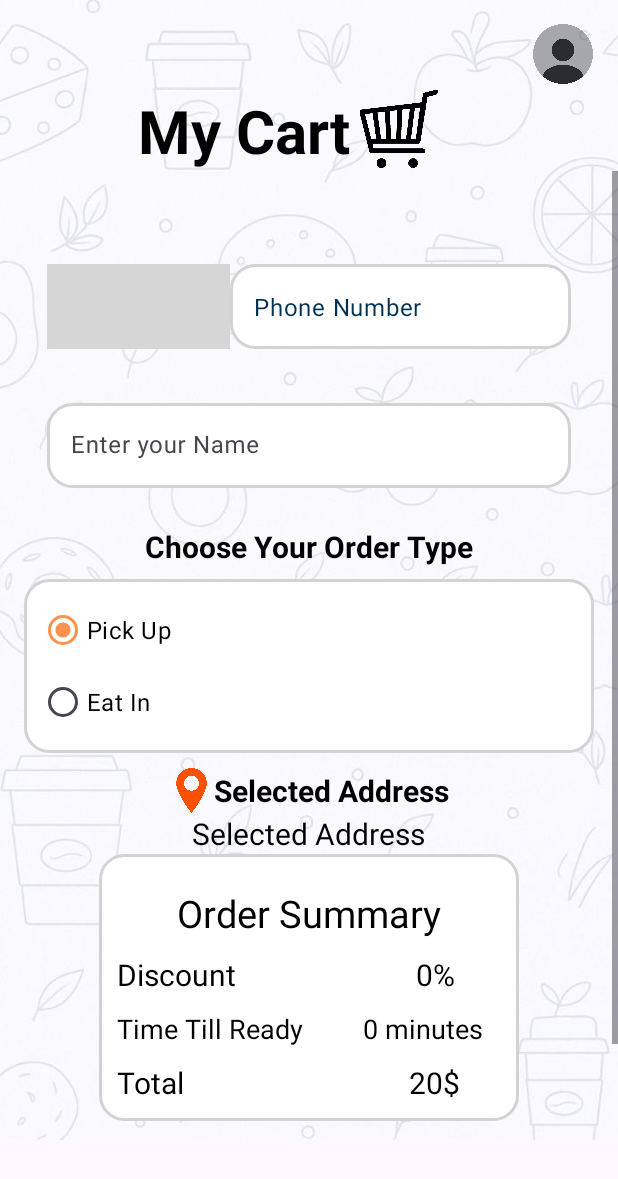
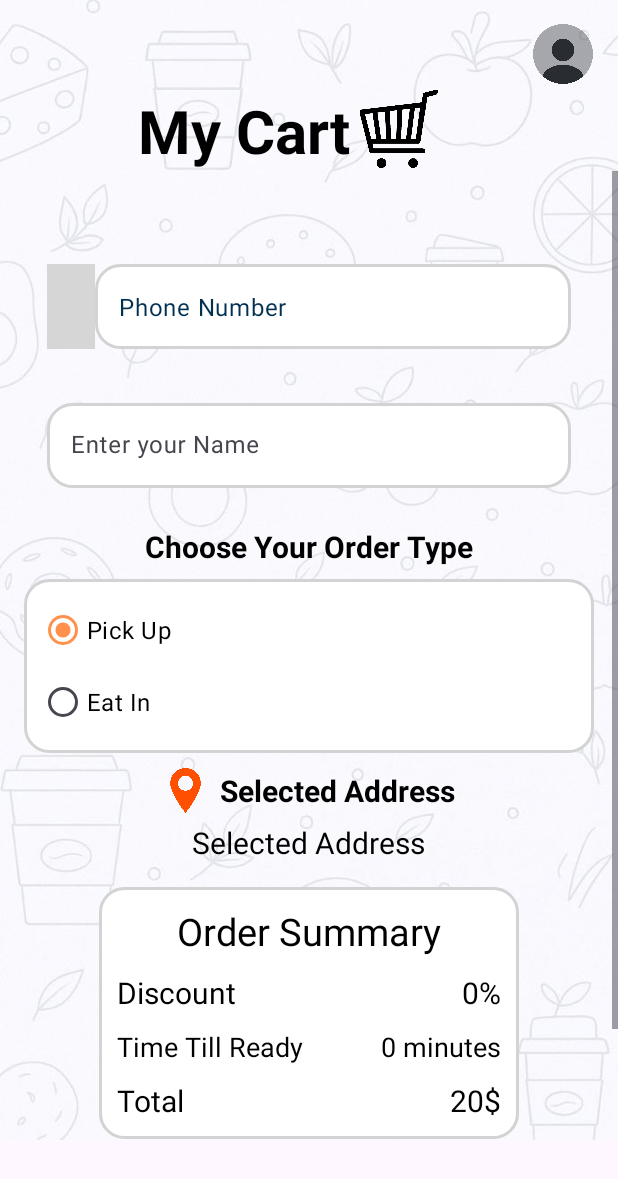
Before and after one commit to AvagyanVache/SkipQ, an Android app: the layout fragment_cart.xml on its own in the app's theme, with its tools: preview values and no code run, on a phone screen of 412 x 824 dp. Shown: the top 1179 px of the screen. Run offline under Robolectric (Android 15) with nearby library versions, the phone set to English and light mode, and no system bars; plain views replace CountryCodePicker; grey boxes are pictures that could not be loaded.

Commit message:
little design and logic fixes

```diff
--- a/app/src/main/java/com/example/skipq/Fragment/AboutDeveloperFragment.java
+++ b/app/src/main/java/com/example/skipq/Fragment/AboutDeveloperFragment.java
@@ -34,7 +34,7 @@ public class AboutDeveloperFragment extends Fragment {
         gmailText.setText("awagyan.wache@gmail.com");
         phoneNumberText.setText("+37455252592");
         telegramProfile.setText("Telegram");
-        linkedinProfile.setText("LinkedIn Profile");
+        linkedinProfile.setText("LinkedIn");
 
         // Back button click listener
         backButton.setOnClickListener(v -> requireActivity().getSupportFragmentManager().popBackStack());
--- a/app/src/main/java/com/example/skipq/Fragment/FAQFragment.java
+++ b/app/src/main/java/com/example/skipq/Fragment/FAQFragment.java
@@ -67,7 +67,7 @@ public class FAQFragment extends Fragment {
         // Sample FAQ 1
         faqQuestions.add("How do I reset my password?");
         List<String> answer1 = new ArrayList<>();
-        answer1.add("To reset your password, go to Profile -> Settings -> Change Password and click Reset Password. After that email an to change your passoword will be sent to you");
+        answer1.add("To reset your password, go to Profile -> Settings -> Change Password and click Reset Password. After that an email to change your passoword will be sent to you");
         faqAnswers.put(faqQuestions.get(0), answer1);
 
         // Sample FAQ 2
--- a/app/src/main/java/com/example/skipq/Fragment/MenuFragment.java
+++ b/app/src/main/java/com/example/skipq/Fragment/MenuFragment.java
@@ -380,6 +380,7 @@ public class MenuFragment extends Fragment implements OnMapReadyCallback {
             String selectedAddress = adapter.getItem(which);
             addressText.setText(selectedAddress);
             locationText.setText(selectedAddress);
+            locationText.setMaxWidth((int) (selectLocation.getWidth() * 0.8));
             RestaurantAddress restaurantAddress = addressList.get(which);
             CartManager.getInstance().setSelectedAddress(
                     restaurantAddress.getAddress(),
--- a/app/src/main/res/layout/fragment_cart.xml
+++ b/app/src/main/res/layout/fragment_cart.xml
@@ -92,7 +92,7 @@
 
                     <com.hbb20.CountryCodePicker
                         android:id="@+id/countryCodePicker"
-                        android:layout_width="122dp"
+                        android:layout_width="wrap_content"
                         android:layout_height="match_parent"
                         android:background="@drawable/frame_bg"
                         android:gravity="center"
@@ -195,10 +195,18 @@
                     android:background="@drawable/frame_bg" />
             </com.google.android.material.textfield.TextInputLayout>
             <LinearLayout
+                android:layout_width="match_parent"
+                android:layout_height="wrap_content"
+                android:layout_gravity="center"
+                android:layout_marginTop="10dp"
+                android:orientation="vertical"
+                android:gravity="center_horizontal">
+
+                <LinearLayout
                     android:layout_width="wrap_content"
                     android:layout_height="wrap_content"
-                android:layout_gravity="center"
-                android:layout_marginTop="10dp">
+                    android:gravity="center"
+                    android:orientation="horizontal">
 
                     <ImageView
                         android:id="@+id/location"
@@ -206,46 +214,46 @@
                         android:layout_height="30dp"
                         android:src="@drawable/location"
                         app:tint="#FF5001" />
+
                     <TextView
                         android:id="@+id/selected_location_text"
                         android:layout_width="wrap_content"
                         android:layout_height="wrap_content"
-                    android:layout_gravity="center"
+                        android:layout_marginStart="8dp"
                         android:gravity="center"
                         android:text="Selected Address"
                         android:textStyle="bold"
                         android:textColor="@color/black"
-                    android:textSize="20sp"
-                    />
+                        android:textSize="20sp" />
                 </LinearLayout>
+
                 <TextView
                     android:id="@+id/selected_location"
                     android:layout_width="wrap_content"
                     android:layout_height="wrap_content"
-                android:layout_gravity="center"
+                    android:layout_marginTop="6dp"
                     android:gravity="center"
                     android:text="Selected Address"
                     android:textColor="@color/black"
-                android:textSize="20sp"/>
+                    android:textSize="20sp" />
+
                 <LinearLayout
                     android:id="@+id/linearLayout"
                     android:layout_width="280dp"
                     android:layout_height="wrap_content"
                     android:background="@drawable/frame_bg"
-                android:gravity="center"
-                android:layout_gravity="center"
                     android:orientation="vertical"
+                    android:layout_marginTop="16dp"
                     android:padding="12dp">
 
                     <TextView
                         android:id="@+id/textViewOrderSummary"
                         android:layout_width="wrap_content"
                         android:layout_height="wrap_content"
-                    android:layout_marginTop="10dp"
+                        android:layout_gravity="center"
                         android:text="Order Summary"
                         android:textColor="@color/black"
-                    android:textSize="25sp"
-                     />
+                        android:textSize="25sp" />
 
                     <LinearLayout
                         android:layout_width="match_parent"
@@ -255,22 +263,20 @@
 
                         <TextView
                             android:id="@+id/textViewDiscount"
-                        android:layout_width="wrap_content"
+                            android:layout_width="0dp"
                             android:layout_height="wrap_content"
+                            android:layout_weight="1"
                             android:text="Discount"
                             android:textColor="@color/black"
-                        android:textSize="20sp"
-                         />
+                            android:textSize="20sp" />
 
                         <TextView
                             android:id="@+id/Discount"
                             android:layout_width="wrap_content"
                             android:layout_height="wrap_content"
-                        android:layout_marginStart="120dp"
                             android:text="0%"
                             android:textColor="@color/black"
-                        android:textSize="20sp"
-                    />
+                            android:textSize="20sp" />
                     </LinearLayout>
 
                     <LinearLayout
@@ -281,22 +287,20 @@
 
                         <TextView
                             android:id="@+id/textViewReadyTime"
-                        android:layout_width="wrap_content"
+                            android:layout_width="0dp"
                             android:layout_height="wrap_content"
+                            android:layout_weight="1"
                             android:text="Time Till Ready"
                             android:textColor="@color/black"
-                        android:textSize="18sp"
-                         />
+                            android:textSize="18sp" />
 
                         <TextView
                             android:id="@+id/TimeTillReady"
                             android:layout_width="wrap_content"
                             android:layout_height="wrap_content"
-                        android:layout_marginStart="40dp"
                             android:text="0 minutes"
                             android:textColor="@color/black"
-                        android:textSize="18sp"
-                        android:layout_marginLeft="20dp"/>
+                            android:textSize="18sp" />
                     </LinearLayout>
 
                     <LinearLayout
@@ -307,24 +311,24 @@
 
                         <TextView
                             android:id="@+id/textViewTotal"
-                        android:layout_width="wrap_content"
+                            android:layout_width="0dp"
                             android:layout_height="wrap_content"
+                            android:layout_weight="1"
                             android:text="Total"
                             android:textColor="@color/black"
-                        android:textSize="20sp"
-                       />
+                            android:textSize="20sp" />
 
                         <TextView
                             android:id="@+id/totalPrice"
-                        android:layout_width="71dp"
+                            android:layout_width="wrap_content"
                             android:layout_height="wrap_content"
-                        android:layout_marginStart="150dp"
                             android:text="20$"
                             android:textColor="@color/black"
-                        android:textSize="20sp"
-                        />
+                            android:textSize="20sp" />
                     </LinearLayout>
                 </LinearLayout>
+            </LinearLayout>
+
 
             <Button
                 android:id="@+id/CheckOutbutton"
--- a/app/src/main/res/layout/profile_account.xml
+++ b/app/src/main/res/layout/profile_account.xml
@@ -43,7 +43,7 @@
         android:layout_height="wrap_content"
         android:orientation="horizontal"
         android:padding="20dp"
-        android:layout_marginTop="210dp"
+        android:layout_marginTop="220dp"
         android:gravity="center_vertical">
 
         <ImageView
@@ -146,7 +146,7 @@
         android:layout_height="wrap_content"
         android:orientation="horizontal"
         android:padding="20dp"
-        android:layout_marginTop="290dp"
+        android:layout_marginTop="300dp"
         android:gravity="center_vertical">
 
         <ImageView
```
Also changed, not shown: app/src/main/res/layout/fragment_about_developer.xml (+23 -19 lines), app/src/main/res/layout/fragment_menu.xml (+11 -10 lines), app/src/main/res/layout/viewholder_cart_item.xml (+3 -4 lines), app/src/main/res/drawable/linkedin1.png (added), app/src/main/res/drawable/telegram1.png (added). Lines whose indentation alone changed are shown as unchanged.
